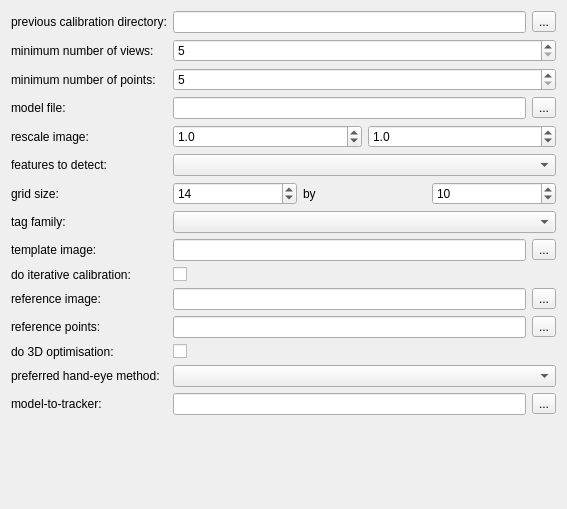
First picture: the form in MITK/Plugins/uk.ac.ucl.cmic.igicameracal/src/internal/niftkCameraCalViewPreferencePage.ui, repository NifTK/NifTK, before the edit.
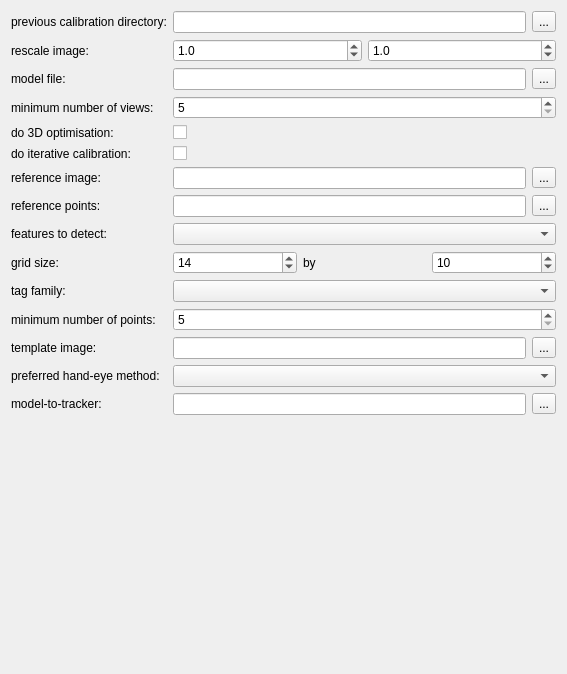
Second picture: the form after the edit.

Commit message: Issue #4659: Tweak calibration preferences page.

```diff
--- a/MITK/Plugins/uk.ac.ucl.cmic.igicameracal/src/internal/niftkCameraCalViewPreferencePage.ui
+++ b/MITK/Plugins/uk.ac.ucl.cmic.igicameracal/src/internal/niftkCameraCalViewPreferencePage.ui
@@ -7,7 +7,7 @@
     <x>0</x>
     <y>0</y>
     <width>567</width>
-    <height>509</height>
+    <height>674</height>
    </rect>
   </property>
   <property name="windowTitle">
@@ -45,53 +45,64 @@
       </layout>
      </item>
      <item row="1" column="0">
-      <widget class="QLabel" name="m_MinimumViewsLabel">
+      <widget class="QLabel" name="m_ScaleImageLabel">
        <property name="toolTip">
         <string>The minimum before camera calibration starts.</string>
        </property>
        <property name="text">
-        <string>minimum number of views:</string>
+        <string>rescale image:</string>
        </property>
       </widget>
      </item>
      <item row="1" column="1">
-      <widget class="QSpinBox" name="m_MinimumViewsSpinBox">
-       <property name="toolTip">
-        <string>The minimum before camera calibration starts.</string>
-       </property>
-       <property name="minimum">
-        <number>5</number>
-       </property>
-       <property name="singleStep">
-        <number>2</number>
-       </property>
-      </widget>
+      <layout class="QHBoxLayout" name="horizontalLayout_2">
+       <item>
+        <widget class="QDoubleSpinBox" name="m_ScaleImageInXSpinBox">
+         <property name="toolTip">
+          <string>Scale image in X direction.</string>
+         </property>
+         <property name="decimals">
+          <number>1</number>
+         </property>
+         <property name="minimum">
+          <double>0.100000000000000</double>
+         </property>
+         <property name="maximum">
+          <double>10.000000000000000</double>
+         </property>
+         <property name="singleStep">
+          <double>0.100000000000000</double>
+         </property>
+         <property name="value">
+          <double>1.000000000000000</double>
+         </property>
+        </widget>
+       </item>
+       <item>
+        <widget class="QDoubleSpinBox" name="m_ScaleImageInYSpinBox">
+         <property name="toolTip">
+          <string>Scale image in Y direction.</string>
+         </property>
+         <property name="decimals">
+          <number>1</number>
+         </property>
+         <property name="minimum">
+          <double>0.100000000000000</double>
+         </property>
+         <property name="maximum">
+          <double>10.000000000000000</double>
+         </property>
+         <property name="singleStep">
+          <double>0.100000000000000</double>
+         </property>
+         <property name="value">
+          <double>1.000000000000000</double>
+         </property>
+        </widget>
+       </item>
+      </layout>
      </item>
      <item row="2" column="0">
-      <widget class="QLabel" name="m_MinPointsLabel">
-       <property name="toolTip">
-        <string>Normally, chessboards require all points,
- but for things like April Tags, you get varying numbers per image.</string>
-       </property>
-       <property name="text">
-        <string>minimum number of points:</string>
-       </property>
-      </widget>
-     </item>
-     <item row="2" column="1">
-      <widget class="QSpinBox" name="m_MinPointsSpinBox">
-       <property name="toolTip">
-        <string>Minimum number of points for April Tags.</string>
-       </property>
-       <property name="minimum">
-        <number>5</number>
-       </property>
-       <property name="maximum">
-        <number>99999</number>
-       </property>
-      </widget>
-     </item>
-     <item row="3" column="0">
       <widget class="QLabel" name="m_3DModelLabel">
        <property name="toolTip">
         <string>Plain text file containing point id and 3D (x, y, z) coordinates, one point per line.</string>
@@ -101,7 +112,7 @@
        </property>
       </widget>
      </item>
-     <item row="3" column="1">
+     <item row="2" column="1">
       <layout class="QHBoxLayout" name="horizontalLayout_5">
        <item>
         <widget class="QLineEdit" name="m_3DModelLineEdit">
@@ -119,65 +130,120 @@
        </item>
       </layout>
      </item>
+     <item row="3" column="0">
+      <widget class="QLabel" name="m_MinimumViewsLabel">
+       <property name="toolTip">
+        <string>The minimum before camera calibration starts.</string>
+       </property>
+       <property name="text">
+        <string>minimum number of views:</string>
+       </property>
+      </widget>
+     </item>
+     <item row="3" column="1">
+      <widget class="QSpinBox" name="m_MinimumViewsSpinBox">
+       <property name="toolTip">
+        <string>The minimum before camera calibration starts.</string>
+       </property>
+       <property name="minimum">
+        <number>5</number>
+       </property>
+       <property name="singleStep">
+        <number>2</number>
+       </property>
+      </widget>
+     </item>
      <item row="4" column="0">
-      <widget class="QLabel" name="m_ScaleImageLabel">
+      <widget class="QLabel" name="m_Do3DOptimisationLabel">
        <property name="toolTip">
         <string>Scale the image, changing the number of pixels.</string>
        </property>
        <property name="text">
-        <string>rescale image:</string>
+        <string>do 3D optimisation:</string>
        </property>
       </widget>
      </item>
      <item row="4" column="1">
-      <layout class="QHBoxLayout" name="horizontalLayout_2">
-       <item>
-        <widget class="QDoubleSpinBox" name="m_ScaleImageInXSpinBox">
-         <property name="toolTip">
-          <string>Scale image in X direction.</string>
-         </property>
-         <property name="decimals">
-          <number>1</number>
-         </property>
-         <property name="minimum">
-          <double>0.100000000000000</double>
-         </property>
-         <property name="maximum">
-          <double>10.000000000000000</double>
-         </property>
-         <property name="singleStep">
-          <double>0.100000000000000</double>
-         </property>
-         <property name="value">
-          <double>1.000000000000000</double>
-         </property>
-        </widget>
-       </item>
-       <item>
-        <widget class="QDoubleSpinBox" name="m_ScaleImageInYSpinBox">
-         <property name="toolTip">
-          <string>Scale image in Y direction.</string>
-         </property>
-         <property name="decimals">
-          <number>1</number>
-         </property>
-         <property name="minimum">
-          <double>0.100000000000000</double>
-         </property>
-         <property name="maximum">
-          <double>10.000000000000000</double>
-         </property>
-         <property name="singleStep">
-          <double>0.100000000000000</double>
-         </property>
-         <property name="value">
-          <double>1.000000000000000</double>
-         </property>
-        </widget>
-       </item>
-      </layout>
+      <widget class="QCheckBox" name="m_Do3DOptimisationCheckBox">
+       <property name="text">
+        <string/>
+       </property>
+      </widget>
      </item>
      <item row="5" column="0">
+      <widget class="QLabel" name="m_IterativeLabel">
+       <property name="toolTip">
+        <string>See Dutta 2009 paper.</string>
+       </property>
+       <property name="text">
+        <string>do iterative calibration:</string>
+       </property>
+      </widget>
+     </item>
+     <item row="5" column="1">
+      <widget class="QCheckBox" name="m_IterativeCheckBox">
+       <property name="text">
+        <string/>
+       </property>
+      </widget>
+     </item>
+     <item row="6" column="0">
+      <widget class="QLabel" name="m_ReferenceImageLabel">
+       <property name="toolTip">
+        <string>See Dutta 2009.</string>
+       </property>
+       <property name="text">
+        <string>reference image:</string>
+       </property>
+      </widget>
+     </item>
+     <item row="6" column="1">
+      <layout class="QHBoxLayout" name="horizontalLayout_6">
+       <item>
+        <widget class="QLineEdit" name="m_ReferenceImageLineEdit">
+         <property name="toolTip">
+          <string>Reference image for iterative calibration.</string>
+         </property>
+        </widget>
+       </item>
+       <item>
+        <widget class="QToolButton" name="m_ReferenceImagePushButton">
+         <property name="text">
+          <string>...</string>
+         </property>
+        </widget>
+       </item>
+      </layout>
+     </item>
+     <item row="7" column="0">
+      <widget class="QLabel" name="m_ReferencePointsLabel">
+       <property name="toolTip">
+        <string>See Dutta 2009.</string>
+       </property>
+       <property name="text">
+        <string>reference points:</string>
+       </property>
+      </widget>
+     </item>
+     <item row="7" column="1">
+      <layout class="QHBoxLayout" name="horizontalLayout_7">
+       <item>
+        <widget class="QLineEdit" name="m_ReferencePointsLineEdit">
+         <property name="toolTip">
+          <string>Reference points (2D) for iterative calibration.</string>
+         </property>
+        </widget>
+       </item>
+       <item>
+        <widget class="QToolButton" name="m_ReferencePointsPushButton">
+         <property name="text">
+          <string>...</string>
+         </property>
+        </widget>
+       </item>
+      </layout>
+     </item>
+     <item row="8" column="0">
       <widget class="QLabel" name="m_FeaturesLabel">
        <property name="toolTip">
         <string>Choose the features you are trying to detect.</string>
@@ -187,14 +253,14 @@
        </property>
       </widget>
      </item>
-     <item row="5" column="1">
+     <item row="8" column="1">
       <widget class="QComboBox" name="m_FeaturesComboBox">
        <property name="toolTip">
         <string>Select type of features.</string>
        </property>
       </widget>
      </item>
-     <item row="6" column="0">
+     <item row="9" column="0">
       <widget class="QLabel" name="m_GridSizeLabel">
        <property name="toolTip">
         <string>For chessboards, and grids of dots or rings, specify the number of dots in horizontal then vertical direction.</string>
@@ -204,7 +270,7 @@
        </property>
       </widget>
      </item>
-     <item row="6" column="1">
+     <item row="9" column="1">
       <layout class="QHBoxLayout" name="horizontalLayout">
        <item>
         <widget class="QSpinBox" name="m_GridPointsInXSpinBox">
@@ -241,21 +307,45 @@
        </item>
       </layout>
      </item>
-     <item row="7" column="0">
+     <item row="10" column="0">
       <widget class="QLabel" name="m_TagFamilyLabel">
        <property name="text">
         <string>tag family:</string>
        </property>
       </widget>
      </item>
-     <item row="7" column="1">
+     <item row="10" column="1">
       <widget class="QComboBox" name="m_TagFamilyComboBox">
        <property name="toolTip">
         <string>April Tag family name.</string>
        </property>
       </widget>
      </item>
-     <item row="8" column="0">
+     <item row="11" column="0">
+      <widget class="QLabel" name="m_MinPointsLabel">
+       <property name="toolTip">
+        <string>Normally, chessboards require all points,
+ but for things like April Tags, you get varying numbers per image.</string>
+       </property>
+       <property name="text">
+        <string>minimum number of points:</string>
+       </property>
+      </widget>
+     </item>
+     <item row="11" column="1">
+      <widget class="QSpinBox" name="m_MinPointsSpinBox">
+       <property name="toolTip">
+        <string>Minimum number of points for April Tags.</string>
+       </property>
+       <property name="minimum">
+        <number>5</number>
+       </property>
+       <property name="maximum">
+        <number>99999</number>
+       </property>
+      </widget>
+     </item>
+     <item row="12" column="0">
       <widget class="QLabel" name="m_TemplateImageLabel">
        <property name="toolTip">
         <string/>
@@ -265,7 +355,7 @@
        </property>
       </widget>
      </item>
-     <item row="8" column="1">
+     <item row="12" column="1">
       <layout class="QHBoxLayout" name="horizontalLayout_3">
        <item>
         <widget class="QLineEdit" name="m_TemplateImageLineEdit"/>
@@ -279,96 +369,6 @@
        </item>
       </layout>
      </item>
-     <item row="9" column="0">
-      <widget class="QLabel" name="m_IterativeLabel">
-       <property name="toolTip">
-        <string>See Dutta 2009 paper.</string>
-       </property>
-       <property name="text">
-        <string>do iterative calibration:</string>
-       </property>
-      </widget>
-     </item>
-     <item row="9" column="1">
-      <widget class="QCheckBox" name="m_IterativeCheckBox">
-       <property name="text">
-        <string/>
-       </property>
-      </widget>
-     </item>
-     <item row="10" column="0">
-      <widget class="QLabel" name="m_ReferenceImageLabel">
-       <property name="toolTip">
-        <string>See Dutta 2009.</string>
-       </property>
-       <property name="text">
-        <string>reference image:</string>
-       </property>
-      </widget>
-     </item>
-     <item row="10" column="1">
-      <layout class="QHBoxLayout" name="horizontalLayout_6">
-       <item>
-        <widget class="QLineEdit" name="m_ReferenceImageLineEdit">
-         <property name="toolTip">
-          <string>Reference image for iterative calibration.</string>
-         </property>
-        </widget>
-       </item>
-       <item>
-        <widget class="QToolButton" name="m_ReferenceImagePushButton">
-         <property name="text">
-          <string>...</string>
-         </property>
-        </widget>
-       </item>
-      </layout>
-     </item>
-     <item row="11" column="0">
-      <widget class="QLabel" name="m_ReferencePointsLabel">
-       <property name="toolTip">
-        <string>See Dutta 2009.</string>
-       </property>
-       <property name="text">
-        <string>reference points:</string>
-       </property>
-      </widget>
-     </item>
-     <item row="11" column="1">
-      <layout class="QHBoxLayout" name="horizontalLayout_7">
-       <item>
-        <widget class="QLineEdit" name="m_ReferencePointsLineEdit">
-         <property name="toolTip">
-          <string>Reference points (2D) for iterative calibration.</string>
-         </property>
-        </widget>
-       </item>
-       <item>
-        <widget class="QToolButton" name="m_ReferencePointsPushButton">
-         <property name="text">
-          <string>...</string>
-         </property>
-        </widget>
-       </item>
-      </layout>
-     </item>
-     <item row="12" column="0">
-      <widget class="QLabel" name="m_Do3DOptimisationLabel">
-       <property name="toolTip">
-        <string>For stereo, optimises 3D reconstruction error rather than reprojection error.</string>
-       </property>
-       <property name="text">
-        <string>do 3D optimisation:</string>
-       </property>
-      </widget>
-     </item>
-     <item row="12" column="1">
-      <widget class="QCheckBox" name="m_Do3DOptimisationCheckBox">
-       <property name="text">
-        <string/>
-       </property>
-      </widget>
-     </item>
      <item row="13" column="0">
       <widget class="QLabel" name="m_HandEyeLabel">
        <property name="text">
```
Left out of the diff: 4 changed lines with no effect on the pictures. The commit also changes 2 other files.
